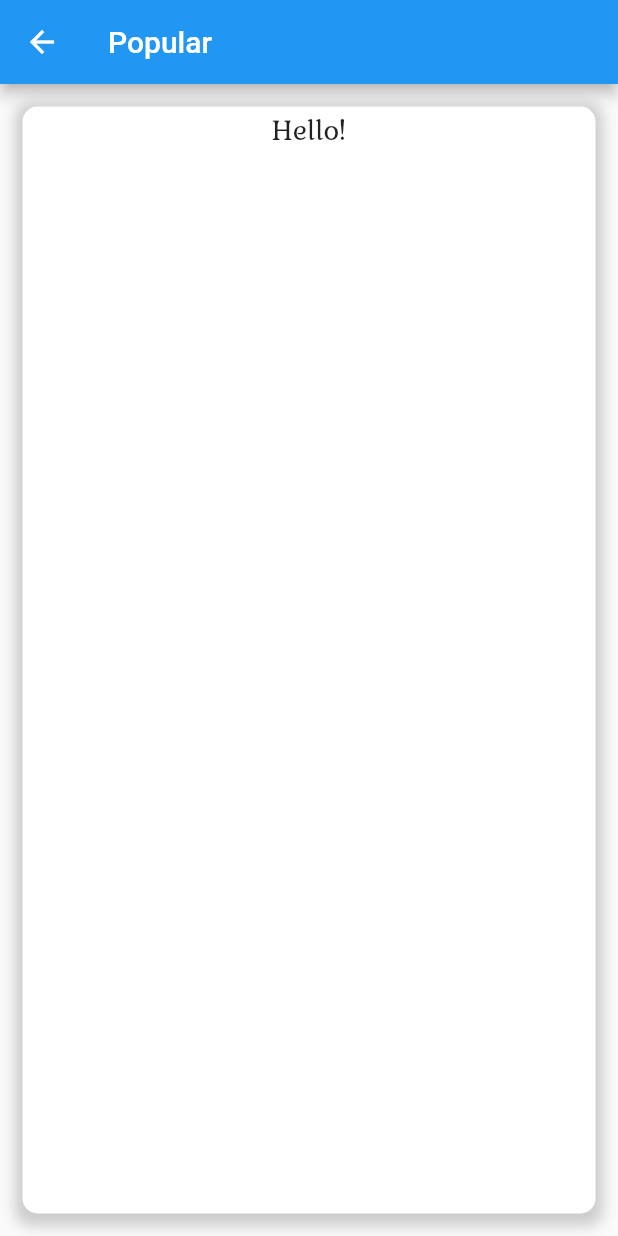
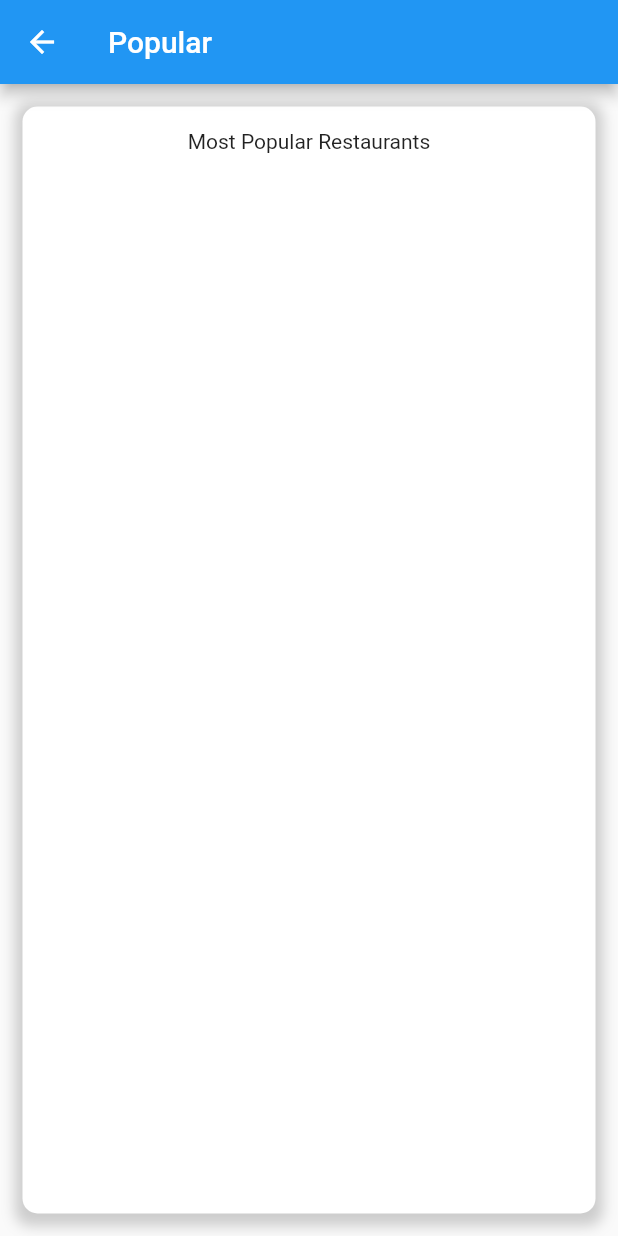
Before and after one commit to msantiago9/gsu-eats, a Flutter app: the screen it shows once a user with an empty profile is signed in, after a tap on "Most Popular", on a phone screen of 412 x 824 dp. Run offline on Flutter 3.47's test engine with Material 2 defaults, Android fonts, the phone set to English and light mode, and no system bars; our stand-ins replace cloud_firestore, firebase_auth, firebase_core, flutter_map, flutter_rating_bar, latlong2; accounts and stored records are empty; network calls fail.

Commit message:
popular page

```diff
--- a/lib/screens/homepage.dart
+++ b/lib/screens/homepage.dart
@@ -65,7 +65,7 @@ class _HomeState extends State<Home> {
                   ),
                 );
               },
-              child: const Text("Admin"),
+              child: const Text("Add a Restaurant"),
             ),
           ),
         ],
--- a/lib/screens/login.dart
+++ b/lib/screens/login.dart
@@ -11,10 +11,28 @@ class Login extends StatelessWidget {
   @override
   Widget build(BuildContext context) {
     return Container(
+      decoration: const BoxDecoration(
+        image: DecorationImage(
+          image: AssetImage("assets/bg1.jpg"),
+          fit: BoxFit.cover,
+          opacity: 0.85,
+        ),
+      ),
+      child: Container(
+        alignment: Alignment.center,
         margin: const EdgeInsets.all(20),
+        child: Container(
+          padding: const EdgeInsets.all(20),
+          decoration: BoxDecoration(
+            borderRadius: BorderRadius.circular(16.0),
+            color: Colors.white.withOpacity(.95),
+          ),
+          constraints: const BoxConstraints(
+            maxHeight: 450,
+          ),
           child: Column(
-        mainAxisSize: MainAxisSize.max,
-        mainAxisAlignment: MainAxisAlignment.center,
+            //mainAxisSize: MainAxisSize.max,
+            //mainAxisAlignment: MainAxisAlignment.center,
             children: [
               Container(
                 margin: const EdgeInsets.fromLTRB(0, 0, 0, 10),
@@ -36,7 +54,7 @@ class Login extends StatelessWidget {
               TextField(
                 controller: email,
                 decoration: const InputDecoration(
-              labelText: "email",
+                  labelText: "Email",
                 ),
                 autocorrect: false,
               ),
@@ -84,6 +102,8 @@ class Login extends StatelessWidget {
               ),
             ],
           ),
+        ),
+      ),
     );
   }
 }
--- a/lib/screens/popular.dart
+++ b/lib/screens/popular.dart
@@ -1,4 +1,7 @@
 import 'package:flutter/material.dart';
+import 'package:gsu_eats/models/restaurant.dart';
+import 'package:gsu_eats/screens/restaurantpage.dart';
+import 'package:gsu_eats/tools/dbhandler.dart';
 
 class Popular extends StatefulWidget {
   const Popular({Key? key}) : super(key: key);
@@ -8,6 +11,40 @@ class Popular extends StatefulWidget {
 }
 
 class _PopularState extends State<Popular> {
+  List<Restaurant> list = [];
+
+  @override
+  void initState() {
+    super.initState();
+    populateList();
+    //Get all of the restaurants from the database
+    //set the list to the obtained data
+  }
+
+  void populateList() async {
+    Future<List<Restaurant>> dbRestaurants = DBServ().getRestaurants();
+    dbRestaurants.then((data) {
+      setState(() {
+        list = data;
+        list.sort((a, b) {
+          double avgRatingsA =
+              a.ratings.reduce((value, element) => value + element) /
+                  a.ratings.length;
+          double avgRatingsB =
+              b.ratings.reduce((value, element) => value + element) /
+                  b.ratings.length;
+          if (avgRatingsA < avgRatingsB) {
+            return 1;
+          }
+          if (avgRatingsA > avgRatingsB) {
+            return -1;
+          }
+          return 0;
+        });
+      });
+    });
+  }
+
   @override
   Widget build(BuildContext context) {
     return Scaffold(
@@ -17,13 +54,53 @@ class _PopularState extends State<Popular> {
       body: Container(
         margin: const EdgeInsets.all(15),
         child: Column(
-          children: const [
-            Text(
-              "Hello!",
-              style: TextStyle(
-                fontFamily: 'Kurale',
-                fontSize: 20,
-              ),
+          children: [
+            Container(
+              margin: const EdgeInsets.fromLTRB(5, 15, 5, 15),
+              child: const Text('Most Popular Restaurants'),
+            ),
+            ListView.builder(
+              itemCount: list.length,
+              physics: const NeverScrollableScrollPhysics(),
+              shrinkWrap: true,
+              itemBuilder: (context, index) {
+                return Card(
+                  child: ListTile(
+                    leading: Image.network(list[index].img, width: 50),
+                    trailing: Row(
+                      mainAxisSize: MainAxisSize.min,
+                      children: [
+                        Text((list[index].ratings.reduce(
+                                    (value, element) => value + element) /
+                                list[index].ratings.length)
+                            .toString()),
+                        const Icon(Icons.star),
+                      ],
+                    ),
+                    title: Text(list[index].name),
+                    subtitle: Text(list[index].details),
+                    onTap: () async {
+                      if (await DBServ().isRestaurant(list[index].name)) {
+                        Restaurant restaurant =
+                            await DBServ().getRestaurant(list[index].name);
+                        Navigator.push(
+                          context,
+                          MaterialPageRoute(
+                            builder: (context) =>
+                                RestaurantPage(restaurant: restaurant),
+                          ),
+                        );
+                      } else {
+                        ScaffoldMessenger.of(context).showSnackBar(
+                          const SnackBar(
+                            content: Text('No restaurant found.'),
+                          ),
+                        );
+                      }
+                    },
+                  ),
+                );
+              },
             ),
           ],
         ),
```
Also changed, not shown: assets/bg1.jpg (added). Lines whose indentation alone changed are shown as unchanged.
